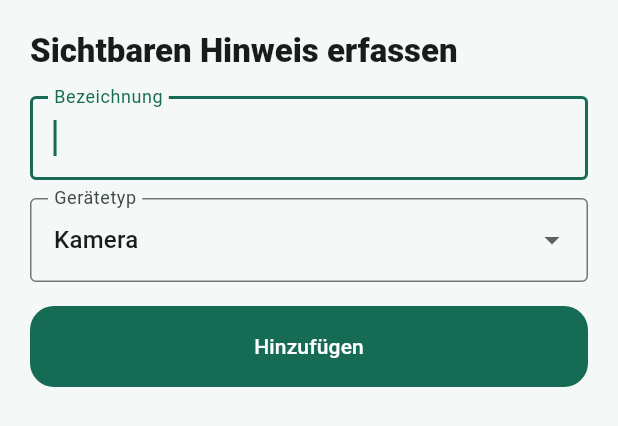
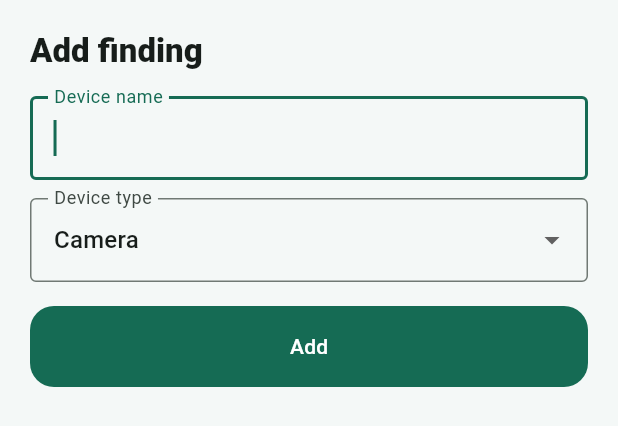
Before and after one commit to MEMVEXA-by-MW/Ambientguard-, a Flutter app: the _ManualFindingSheet widget shown alone on an empty page, opened directly, on a phone screen of 412 x 824 dp. Shown: the top 426 px of the screen. Run offline on Flutter 3.47's test engine with Material 3 defaults, Android fonts, the phone set to English and light mode, and no system bars; our stand-ins replace permission_handler, shared_preferences; missing offline and left inert: flutter_reactive_ble, mobile_scanner; accounts and stored records are empty.

Commit message:
Update scan_screen.dart

```diff
--- a/lib/screens/scan_screen.dart
+++ b/lib/screens/scan_screen.dart
@@ -368,6 +368,9 @@ class _ManualFindingSheetState
 
   @override
   Widget build(BuildContext context) {
+    final tr = ScanTranslations(
+  Localizations.localeOf(context).languageCode,
+);
     return Padding(
       padding: EdgeInsets.fromLTRB(
         20,
@@ -380,7 +383,7 @@ class _ManualFindingSheetState
         crossAxisAlignment: CrossAxisAlignment.start,
         children: [
           Text(
-            'Sichtbaren Hinweis erfassen',
+            tr.text('manualFinding'),
             style:
                 Theme.of(context).textTheme.titleLarge?.copyWith(
                       fontWeight: FontWeight.w800,
@@ -390,18 +393,18 @@ class _ManualFindingSheetState
           TextField(
             controller: name,
             autofocus: true,
-            decoration: const InputDecoration(
-              labelText: 'Bezeichnung',
-              border: OutlineInputBorder(),
-            ),
+            decoration: InputDecoration(
+  labelText: tr.text('deviceName'),
+  border: const OutlineInputBorder(),
+),
           ),
           const SizedBox(height: 12),
           DropdownButtonFormField<FindingType>(
             initialValue: type,
-            decoration: const InputDecoration(
-              labelText: 'Gerätetyp',
-              border: OutlineInputBorder(),
-            ),
+            decoration: InputDecoration(
+  labelText: tr.text('deviceType'),
+  border: const OutlineInputBorder(),
+),
             items: FindingType.values
                 .where(
                   (item) => item != FindingType.notice,
@@ -409,7 +412,7 @@ class _ManualFindingSheetState
                 .map(
                   (item) => DropdownMenuItem(
                     value: item,
-                    child: Text(_typeName(item)),
+                    child: Text(_typeName(item, tr)),
                   ),
                 )
                 .toList(),
@@ -434,19 +437,17 @@ class _ManualFindingSheetState
                 Finding(
                   id: const Uuid().v4(),
                   name: name.text.trim().isEmpty
-                      ? _typeName(type)
+                      ? _typeName(type, tr)
                       : name.text.trim(),
                   type: type,
                   risk: risk,
                   confidence: 0.90,
-                  reason:
-                      'Das Gerät wurde bei der Sichtprüfung '
-                      'manuell erfasst.',
-                  source: 'Sichtprüfung',
+                  reason: tr.text('manualReason'),
+source: tr.text('manualSource'),
                 ),
               );
             },
-            child: const Text('Hinzufügen'),
+            child: Text(tr.text('add')),
           ),
         ],
       ),
@@ -468,9 +469,12 @@ class _QrScannerState extends State<_QrScanner> {
 
   @override
   Widget build(BuildContext context) {
+    final tr = ScanTranslations(
+  Localizations.localeOf(context).languageCode,
+);
     return Scaffold(
       appBar: AppBar(
-        title: const Text('Datenschutz-QR scannen'),
+        title: Text(tr.text('qrScanner')),
       ),
       body: MobileScanner(
         onDetect: (capture) {
@@ -500,14 +504,14 @@ IconData _icon(FindingType type) {
   };
 }
 
-String _typeName(FindingType type) {
+String _typeName(FindingType type, ScanTranslations tr) {
   return switch (type) {
-    FindingType.camera => 'Kamera',
-    FindingType.microphone => 'Mikrofon',
-    FindingType.speaker => 'Smart Speaker',
-    FindingType.display => 'Display / TV',
-    FindingType.networkDevice => 'Netzwerkgerät',
-    FindingType.notice => 'Datenschutz-Hinweis',
-    FindingType.unknown => 'Unbekanntes Gerät',
+    FindingType.camera => tr.text('camera'),
+    FindingType.microphone => tr.text('microphone'),
+    FindingType.speaker => tr.text('smartSpeaker'),
+    FindingType.display => tr.text('displayTv'),
+    FindingType.networkDevice => tr.text('networkDevice'),
+    FindingType.notice => tr.text('privacyCode'),
+    FindingType.unknown => tr.text('unknown'),
   };
 }
```
